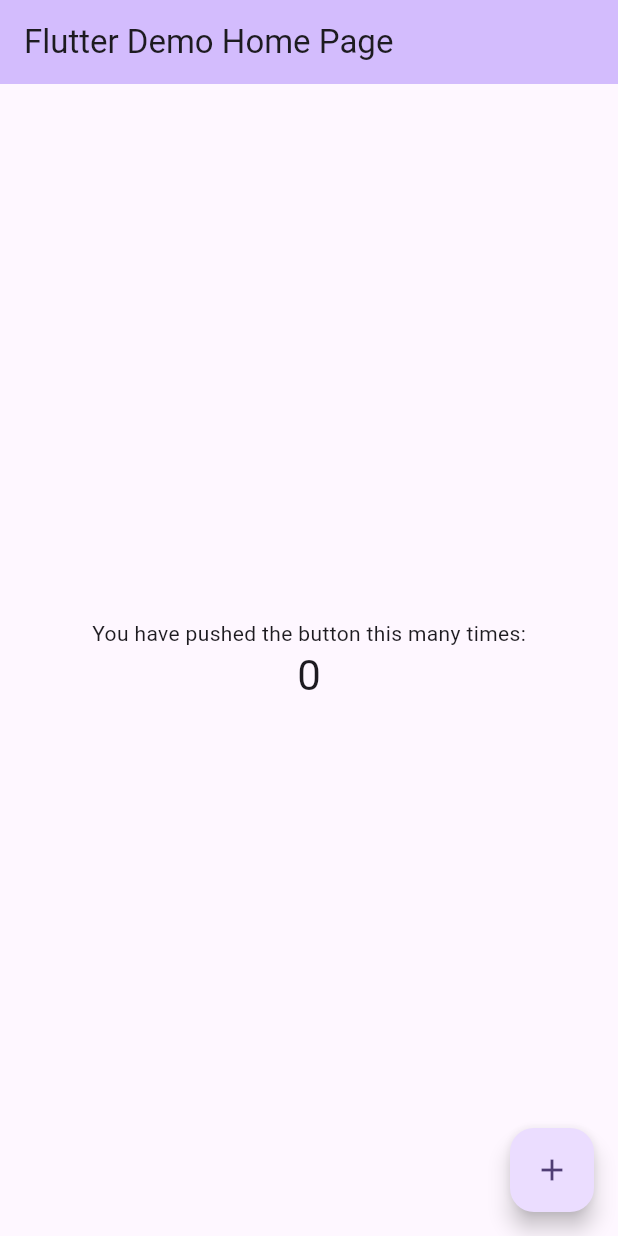
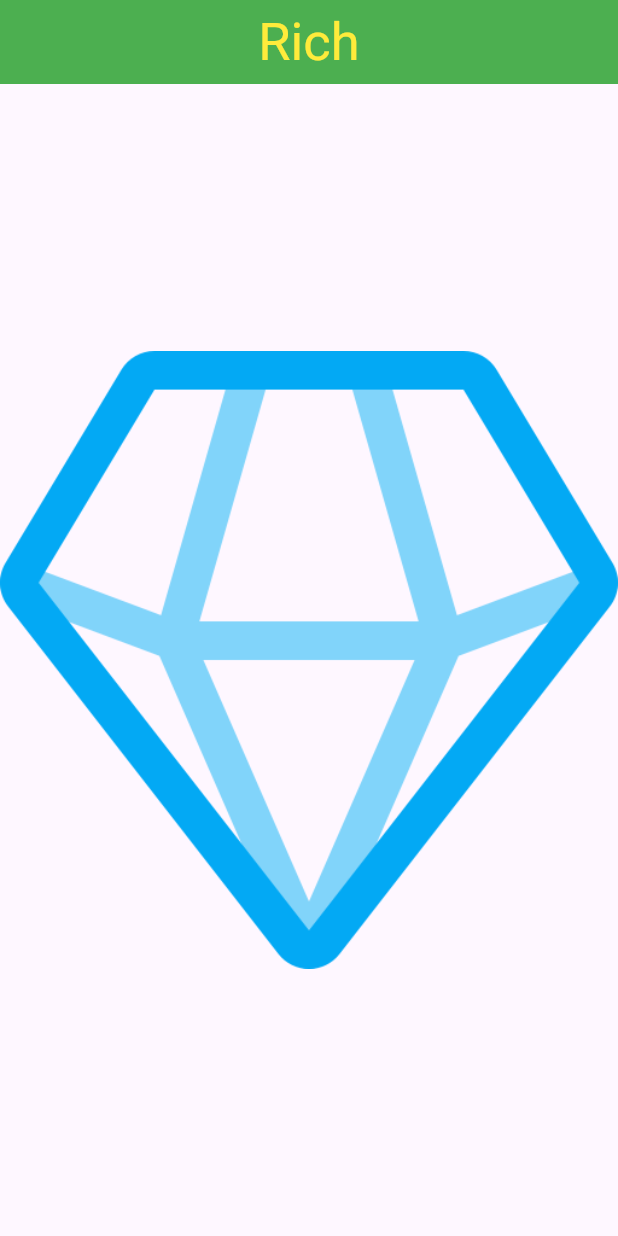
Before and after one commit to cmg-dev-mx/cursos-udemy, a Flutter app: the screen it shows after launch, on a phone screen of 412 x 824 dp. Run offline on Flutter 3.47's test engine with Material 3 defaults, Android fonts, the phone set to English and light mode, and no system bars.

Commit message:
Personalización básca y adición de imagen

```diff
--- a/02-first-app/app/lib/main.dart
+++ b/02-first-app/app/lib/main.dart
@@ -1,122 +1,24 @@
 import 'package:flutter/material.dart';
 
-void main() {
-  runApp(const MyApp());
-}
-
-class MyApp extends StatelessWidget {
-  const MyApp({super.key});
-
-  // This widget is the root of your application.
-  @override
-  Widget build(BuildContext context) {
-    return MaterialApp(
-      title: 'Flutter Demo',
-      theme: ThemeData(
-        // This is the theme of your application.
-        //
-        // TRY THIS: Try running your application with "flutter run". You'll see
-        // the application has a purple toolbar. Then, without quitting the app,
-        // try changing the seedColor in the colorScheme below to Colors.green
-        // and then invoke "hot reload" (save your changes or press the "hot
-        // reload" button in a Flutter-supported IDE, or press "r" if you used
-        // the command line to start the app).
-        //
-        // Notice that the counter didn't reset back to zero; the application
-        // state is not lost during the reload. To reset the state, use hot
-        // restart instead.
-        //
-        // This works for code too, not just values: Most code changes can be
-        // tested with just a hot reload.
-        colorScheme: ColorScheme.fromSeed(seedColor: Colors.deepPurple),
-      ),
-      home: const MyHomePage(title: 'Flutter Demo Home Page'),
-    );
-  }
-}
-
-class MyHomePage extends StatefulWidget {
-  const MyHomePage({super.key, required this.title});
-
-  // This widget is the home page of your application. It is stateful, meaning
-  // that it has a State object (defined below) that contains fields that affect
-  // how it looks.
-
-  // This class is the configuration for the state. It holds the values (in this
-  // case the title) provided by the parent (in this case the App widget) and
-  // used by the build method of the State. Fields in a Widget subclass are
-  // always marked "final".
-
-  final String title;
-
-  @override
-  State<MyHomePage> createState() => _MyHomePageState();
-}
-
-class _MyHomePageState extends State<MyHomePage> {
-  int _counter = 0;
-
-  void _incrementCounter() {
-    setState(() {
-      // This call to setState tells the Flutter framework that something has
-      // changed in this State, which causes it to rerun the build method below
-      // so that the display can reflect the updated values. If we changed
-      // _counter without calling setState(), then the build method would not be
-      // called again, and so nothing would appear to happen.
-      _counter++;
-    });
-  }
-
-  @override
-  Widget build(BuildContext context) {
-    // This method is rerun every time setState is called, for instance as done
-    // by the _incrementCounter method above.
-    //
-    // The Flutter framework has been optimized to make rerunning build methods
-    // fast, so that you can just rebuild anything that needs updating rather
-    // than having to individually change instances of widgets.
-    return Scaffold(
+void main() => runApp(
+  MaterialApp(
+    home: Scaffold(
       appBar: AppBar(
-        // TRY THIS: Try changing the color here to a specific color (to
-        // Colors.amber, perhaps?) and trigger a hot reload to see the AppBar
-        // change color while the other colors stay the same.
-        backgroundColor: Theme.of(context).colorScheme.inversePrimary,
-        // Here we take the value from the MyHomePage object that was created by
-        // the App.build method, and use it to set our appbar title.
-        title: Text(widget.title),
-      ),
-      body: Center(
-        // Center is a layout widget. It takes a single child and positions it
-        // in the middle of the parent.
-        child: Column(
-          // Column is also a layout widget. It takes a list of children and
-          // arranges them vertically. By default, it sizes itself to fit its
-          // children horizontally, and tries to be as tall as its parent.
-          //
-          // Column has various properties to control how it sizes itself and
-          // how it positions its children. Here we use mainAxisAlignment to
-          // center the children vertically; the main axis here is the vertical
-          // axis because Columns are vertical (the cross axis would be
-          // horizontal).
-          //
-          // TRY THIS: Invoke "debug painting" (choose the "Toggle Debug Paint"
-          // action in the IDE, or press "p" in the console), to see the
-          // wireframe for each widget.
-          mainAxisAlignment: MainAxisAlignment.center,
-          children: <Widget>[
-            const Text('You have pushed the button this many times:'),
-            Text(
-              '$_counter',
-              style: Theme.of(context).textTheme.headlineMedium,
-            ),
-          ],
+        backgroundColor: Colors.green,
+        title: Center(
+          child: Text(
+            "Rich",
+            style: TextStyle(color: Colors.yellow, fontSize: 35),
+          ),
         ),
       ),
-      floatingActionButton: FloatingActionButton(
-        onPressed: _incrementCounter,
-        tooltip: 'Increment',
-        child: const Icon(Icons.add),
-      ), // This trailing comma makes auto-formatting nicer for build methods.
-    );
-  }
-}
+      body: SafeArea(
+        child: Center(
+          child: Image(
+            image: AssetImage('images/diamond.png')
+          ),
+        ),
+      ),
+    ),
+  ),
+);
```
Also changed, not shown: 02-first-app/app/pubspec.yaml (+3 -5 lines), 02-first-app/app/images/diamond.png (added).
